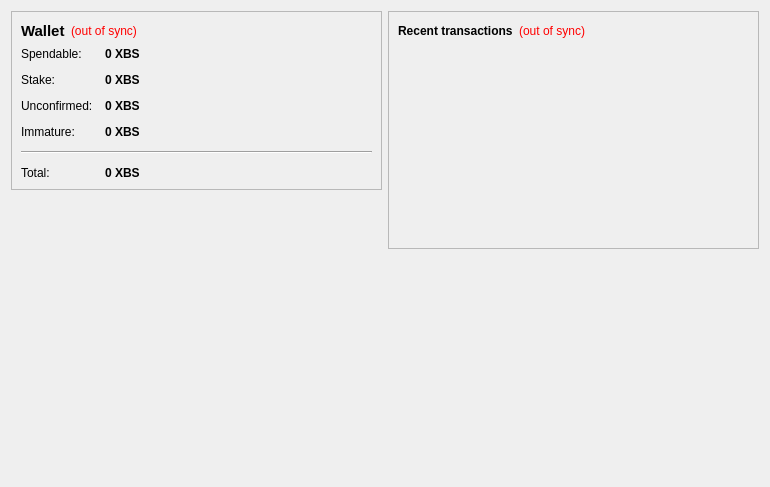
Above: src/qt/forms/overviewpage.ui from Bitstake/bitstakesource before the change. Below: the same form after it.
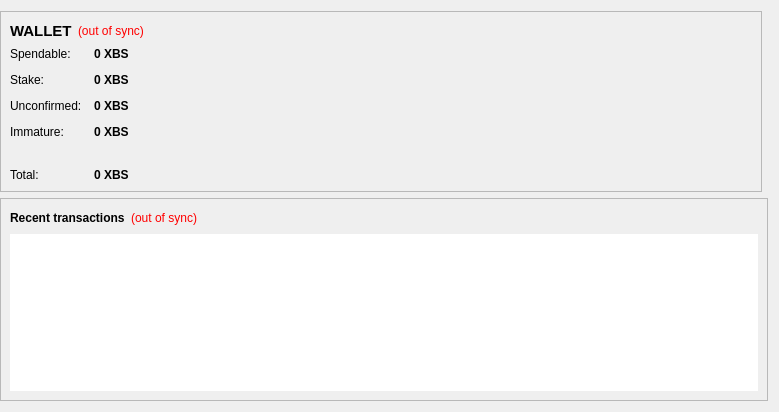
That is the form after the change. Icons and pictures are not drawn.

The edit to the form file:
```diff
--- a/src/qt/forms/overviewpage.ui
+++ b/src/qt/forms/overviewpage.ui
@@ -6,18 +6,31 @@
    <rect>
     <x>0</x>
     <y>0</y>
-    <width>770</width>
-    <height>487</height>
+    <width>779</width>
+    <height>412</height>
    </rect>
   </property>
   <property name="windowTitle">
    <string>Form</string>
   </property>
-  <layout class="QHBoxLayout" name="horizontalLayout" stretch="1,1">
-   <item>
-    <layout class="QVBoxLayout" name="verticalLayout_2">
-     <item>
-      <widget class="QFrame" name="frame">
+  <layout class="QGridLayout" name="gridLayout">
+   <property name="leftMargin">
+    <number>0</number>
+   </property>
+   <item row="0" column="0">
+    <widget class="QFrame" name="walletContainer">
+     <property name="sizePolicy">
+      <sizepolicy hsizetype="Preferred" vsizetype="Maximum">
+       <horstretch>0</horstretch>
+       <verstretch>0</verstretch>
+      </sizepolicy>
+     </property>
+     <property name="maximumSize">
+      <size>
+       <width>16777215</width>
+       <height>220</height>
+      </size>
+     </property>
        <property name="frameShape">
         <enum>QFrame::StyledPanel</enum>
        </property>
@@ -36,8 +49,11 @@
               <bold>true</bold>
              </font>
             </property>
+          <property name="styleSheet">
+           <string notr="true">background-color: transparent;</string>
+          </property>
             <property name="text">
-             <string>Wallet</string>
+           <string>WALLET</string>
             </property>
            </widget>
           </item>
@@ -47,7 +63,7 @@
              <string>The displayed information may be out of date. Your wallet automatically synchronizes with the Bitstake network after a connection is established, but this process has not completed yet.</string>
             </property>
             <property name="styleSheet">
-             <string notr="true">QLabel { color: red; }</string>
+           <string notr="true">QLabel { color: red;Background-color:transparent }</string>
             </property>
             <property name="text">
              <string notr="true">(out of sync)</string>
@@ -85,6 +101,9 @@
           </property>
           <item row="0" column="0">
            <widget class="QLabel" name="label">
+          <property name="styleSheet">
+           <string notr="true">background-color: transparent;</string>
+          </property>
             <property name="text">
              <string>Spendable:</string>
             </property>
@@ -104,6 +123,9 @@
             <property name="toolTip">
              <string>Your current spendable balance</string>
             </property>
+          <property name="styleSheet">
+           <string notr="true"/>
+          </property>
             <property name="text">
              <string notr="true">0 XBS</string>
             </property>
@@ -114,6 +136,9 @@
           </item>
           <item row="1" column="0">
            <widget class="QLabel" name="label_6">
+          <property name="styleSheet">
+           <string notr="true">background-color: transparent;</string>
+          </property>
             <property name="text">
              <string>Stake:</string>
             </property>
@@ -143,6 +168,9 @@
           </item>
           <item row="2" column="0">
            <widget class="QLabel" name="label_3">
+          <property name="styleSheet">
+           <string notr="true">background-color: transparent;</string>
+          </property>
             <property name="text">
              <string>Unconfirmed:</string>
             </property>
@@ -172,6 +200,9 @@
           </item>
           <item row="3" column="0">
            <widget class="QLabel" name="labelImmatureText">
+          <property name="styleSheet">
+           <string notr="true">background-color: transparent;</string>
+          </property>
             <property name="text">
              <string>Immature:</string>
             </property>
@@ -196,15 +227,37 @@
             </property>
            </widget>
           </item>
-          <item row="4" column="0" colspan="2">
-           <widget class="Line" name="line">
+        <item row="4" column="0">
+         <spacer name="verticalSpacer">
             <property name="orientation">
-             <enum>Qt::Horizontal</enum>
-            </property>
-           </widget>
+           <enum>Qt::Vertical</enum>
+          </property>
+          <property name="sizeHint" stdset="0">
+           <size>
+            <width>20</width>
+            <height>40</height>
+           </size>
+          </property>
+         </spacer>
+        </item>
+        <item row="4" column="1">
+         <spacer name="verticalSpacer_2">
+          <property name="orientation">
+           <enum>Qt::Vertical</enum>
+          </property>
+          <property name="sizeHint" stdset="0">
+           <size>
+            <width>20</width>
+            <height>40</height>
+           </size>
+          </property>
+         </spacer>
           </item>
           <item row="5" column="0">
            <widget class="QLabel" name="labelTotalText">
+          <property name="styleSheet">
+           <string notr="true">background-color: transparent;</string>
+          </property>
             <property name="text">
              <string>Total:</string>
             </property>
@@ -237,44 +290,30 @@
        </layout>
       </widget>
      </item>
-     <item>
-      <spacer name="verticalSpacer">
-       <property name="orientation">
-        <enum>Qt::Vertical</enum>
-       </property>
-       <property name="sizeHint" stdset="0">
+   <item row="0" column="1">
+    <widget class="QFrame" name="hashTokenStatusContainer">
+     <property name="sizePolicy">
+      <sizepolicy hsizetype="Preferred" vsizetype="Fixed">
+       <horstretch>0</horstretch>
+       <verstretch>0</verstretch>
+      </sizepolicy>
+     </property>
+     <property name="maximumSize">
         <size>
-         <width>20</width>
-         <height>40</height>
-        </size>
-       </property>
-      </spacer>
-     </item>
-     <item>
-      <widget class="QLabel" name="label_2">
-       <property name="autoFillBackground">
-        <bool>true</bool>
-       </property>
-       <property name="text">
-        <string/>
-       </property>
-       <property name="pixmap">
-        <pixmap resource="../bitcoin.qrc">:/icons/drmbg</pixmap>
-       </property>
-       <property name="scaledContents">
-        <bool>false</bool>
-       </property>
-       <property name="margin">
-        <number>0</number>
+       <width>16777215</width>
+       <height>220</height>
+      </size>
+     </property>
+     <property name="frameShape">
+      <enum>QFrame::StyledPanel</enum>
+     </property>
+     <property name="frameShadow">
+      <enum>QFrame::Raised</enum>
        </property>
       </widget>
      </item>
-    </layout>
-   </item>
-   <item>
-    <layout class="QVBoxLayout" name="verticalLayout_3">
-     <item>
-      <widget class="QFrame" name="frame_2">
+   <item row="1" column="0" colspan="2">
+    <widget class="QFrame" name="transactionContainer">
        <property name="frameShape">
         <enum>QFrame::StyledPanel</enum>
        </property>
@@ -286,6 +325,9 @@
          <layout class="QHBoxLayout" name="horizontalLayout_2">
           <item>
            <widget class="QLabel" name="label_4">
+          <property name="styleSheet">
+           <string notr="true">background-color: transparent;</string>
+          </property>
             <property name="text">
              <string>&lt;b&gt;Recent transactions&lt;/b&gt;</string>
             </property>
@@ -297,7 +339,7 @@
              <string>The displayed information may be out of date. Your wallet automatically synchronizes with the Bitstake network after a connection is established, but this process has not completed yet.</string>
             </property>
             <property name="styleSheet">
-             <string notr="true">QLabel { color: red; }</string>
+           <string notr="true">QLabel { color: red;Background-color:transparent }</string>
             </property>
             <property name="text">
              <string notr="true">(out of sync)</string>
@@ -324,15 +366,9 @@
         </item>
         <item>
          <widget class="QListView" name="listTransactions">
-          <property name="styleSheet">
-           <string notr="true">QListView { background: transparent; }</string>
-          </property>
           <property name="frameShape">
            <enum>QFrame::NoFrame</enum>
           </property>
-          <property name="verticalScrollBarPolicy">
-           <enum>Qt::ScrollBarAlwaysOff</enum>
-          </property>
           <property name="horizontalScrollBarPolicy">
            <enum>Qt::ScrollBarAlwaysOff</enum>
           </property>
@@ -343,21 +379,6 @@
         </item>
        </layout>
       </widget>
-     </item>
-     <item>
-      <spacer name="verticalSpacer_2">
-       <property name="orientation">
-        <enum>Qt::Vertical</enum>
-       </property>
-       <property name="sizeHint" stdset="0">
-        <size>
-         <width>20</width>
-         <height>40</height>
-        </size>
-       </property>
-      </spacer>
-     </item>
-    </layout>
    </item>
   </layout>
  </widget>
```
Left out of the diff: 9 changed lines with no effect on the pictures. Lines whose indentation alone changed are shown as unchanged.
